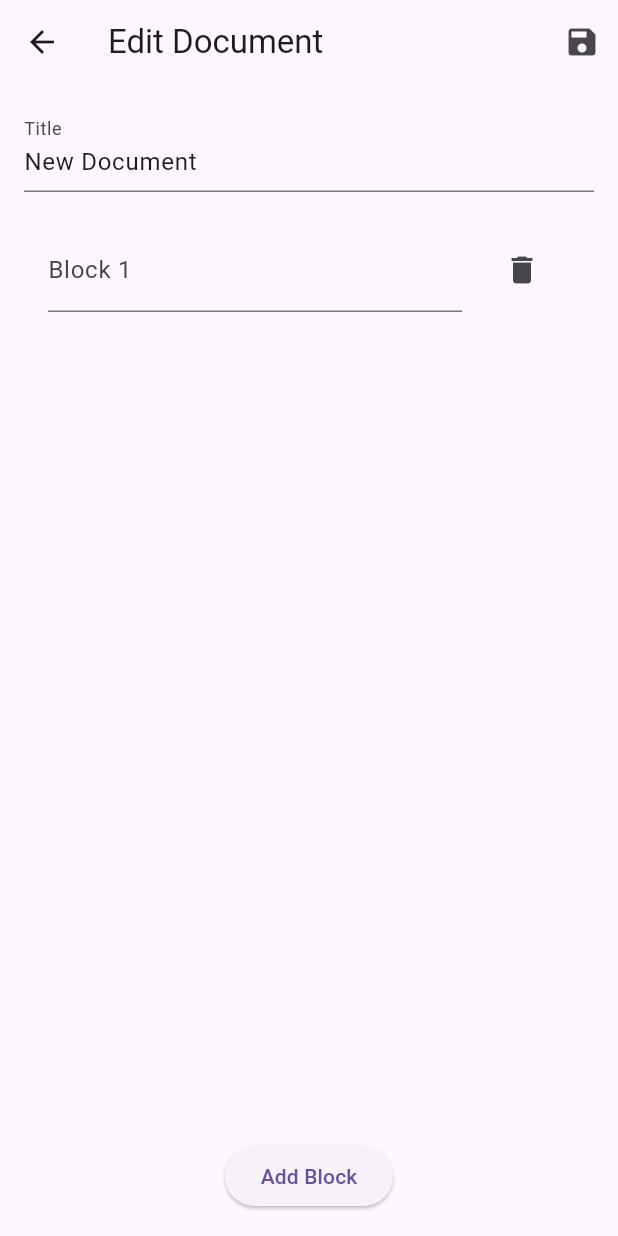
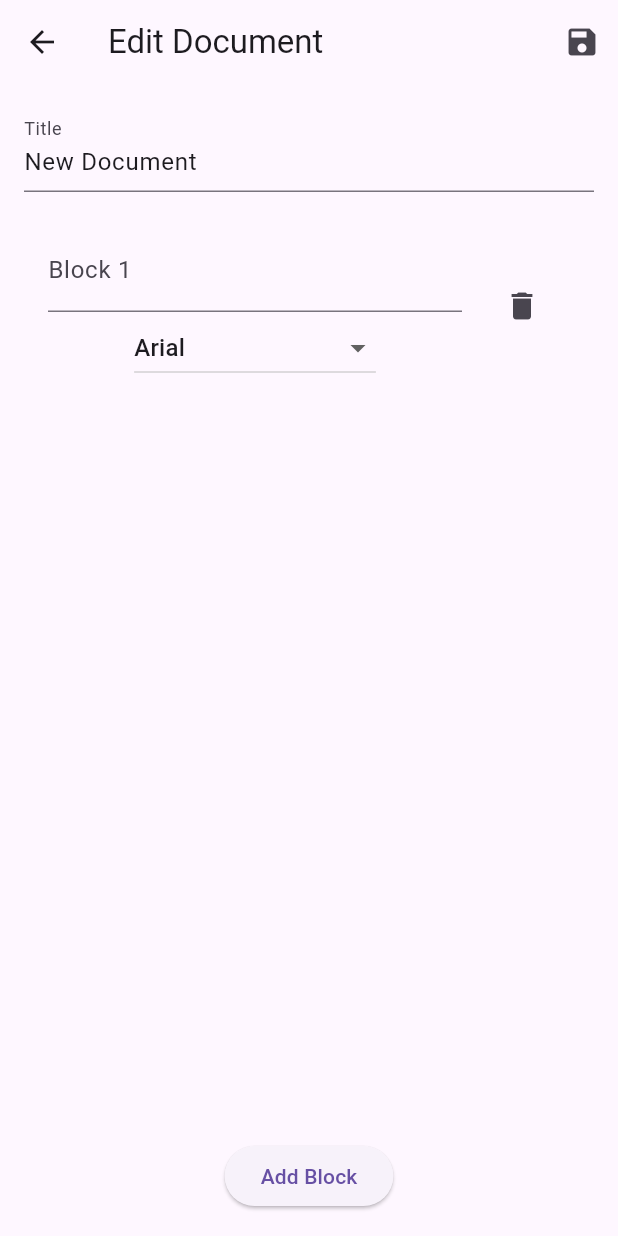
Before and after one commit to marccodesstuff/Trestle, a Flutter app: the screen it shows after launch, after a tap on the "add" icon, on a phone screen of 412 x 824 dp. Run offline on Flutter 3.47's test engine with Material 3 defaults, Android fonts, the phone set to English and light mode, and no system bars.

Commit message:
Added built-in font support
This only uses the built-in fonts for Windows.

```diff
--- a/lib/document_model.dart
+++ b/lib/document_model.dart
@@ -1,8 +1,9 @@
 class Document {
   String title;
   List<String> blocks;
+  List<String> fonts;
 
-  Document({required this.title, required this.blocks});
+  Document({required this.title, required this.blocks, required this.fonts});
 
   Map<String, dynamic> toJson() => {
     'title': title,
@@ -13,6 +14,7 @@ class Document {
     return Document(
       title: json['title'],
       blocks: List<String>.from(json['blocks']),
+      fonts: List<String>.from(json['fonts']),
     );
   }
 }
--- a/lib/edit_document_page.dart
+++ b/lib/edit_document_page.dart
@@ -4,7 +4,7 @@ import 'document_model.dart'; // Updated import
 class EditDocumentPage extends StatefulWidget {
   final Document document;
 
-  EditDocumentPage({required this.document});
+  const EditDocumentPage({super.key, required this.document});
 
   @override
   _EditDocumentPageState createState() => _EditDocumentPageState();
@@ -13,12 +13,16 @@ class EditDocumentPage extends StatefulWidget {
 class _EditDocumentPageState extends State<EditDocumentPage> {
   late TextEditingController _titleController;
   late List<TextEditingController> _blockControllers;
+  late List<String> _selectedFonts;
+
+  final List<String> _availableFonts = ['Arial', 'Courier', 'Times New Roman'];
 
   @override
   void initState() {
     super.initState();
     _titleController = TextEditingController(text: widget.document.title);
     _blockControllers = widget.document.blocks.map((block) => TextEditingController(text: block)).toList();
+    _selectedFonts = widget.document.fonts;
   }
 
   @override
@@ -33,12 +37,14 @@ class _EditDocumentPageState extends State<EditDocumentPage> {
   void _addBlock() {
     setState(() {
       _blockControllers.add(TextEditingController());
+      _selectedFonts.add(_availableFonts.first);
     });
   }
 
   void _removeBlock(int index) {
     setState(() {
       _blockControllers.removeAt(index).dispose();
+      _selectedFonts.removeAt(index);
     });
   }
 
@@ -48,7 +54,9 @@ class _EditDocumentPageState extends State<EditDocumentPage> {
     }
     setState(() {
       final item = _blockControllers.removeAt(oldIndex);
+      final font = _selectedFonts.removeAt(oldIndex);
       _blockControllers.insert(newIndex, item);
+      _selectedFonts.insert(newIndex, font);
     });
   }
 
@@ -56,15 +64,16 @@ class _EditDocumentPageState extends State<EditDocumentPage> {
   Widget build(BuildContext context) {
     return Scaffold(
       appBar: AppBar(
-        title: Text('Edit Document'),
+        title: const Text('Edit Document'),
         actions: [
           IconButton(
-            icon: Icon(Icons.save),
+            icon: const Icon(Icons.save),
             onPressed: () {
               // Save the edited document
               Navigator.pop(context, Document(
                 title: _titleController.text,
                 blocks: _blockControllers.map((controller) => controller.text).toList(),
+                fonts: _selectedFonts,
               ));
             },
           ),
@@ -76,9 +85,9 @@ class _EditDocumentPageState extends State<EditDocumentPage> {
           children: [
             TextField(
               controller: _titleController,
-              decoration: InputDecoration(labelText: 'Title'),
+              decoration: const InputDecoration(labelText: 'Title'),
             ),
-            SizedBox(height: 16.0),
+            const SizedBox(height: 16.0),
             Expanded(
               child: ReorderableListView(
                 onReorder: _onReorder,
@@ -86,14 +95,33 @@ class _EditDocumentPageState extends State<EditDocumentPage> {
                   for (int index = 0; index < _blockControllers.length; index++)
                     ListTile(
                       key: ValueKey(index),
-                      title: TextField(
-                        controller: _blockControllers[index],
-                        decoration: InputDecoration(labelText: 'Block ${index + 1}'),
-                        maxLines: null,
-                        expands: false,
+                      title: Column(
+                        children: [
+                          TextField(
+                            controller: _blockControllers[index],
+                            decoration: InputDecoration(labelText: 'Block ${index + 1}'),
+                            maxLines: null,
+                            expands: false,
+                            style: TextStyle(fontFamily: _selectedFonts[index]),
+                          ),
+                          DropdownButton<String>(
+                            value: _selectedFonts[index],
+                            onChanged: (String? newValue) {
+                              setState(() {
+                                _selectedFonts[index] = newValue!;
+                              });
+                            },
+                            items: _availableFonts.map<DropdownMenuItem<String>>((String font) {
+                              return DropdownMenuItem<String>(
+                                value: font,
+                                child: Text(font),
+                              );
+                            }).toList(),
+                          ),
+                        ],
                       ),
                       trailing: IconButton(
-                        icon: Icon(Icons.delete),
+                        icon: const Icon(Icons.delete),
                         onPressed: () => _removeBlock(index),
                       ),
                     ),
@@ -102,7 +130,7 @@ class _EditDocumentPageState extends State<EditDocumentPage> {
             ),
             ElevatedButton(
               onPressed: _addBlock,
-              child: Text('Add Block'),
+              child: const Text('Add Block'),
             ),
           ],
         ),
--- a/lib/main.dart
+++ b/lib/main.dart
@@ -7,6 +7,8 @@ void main() {
 }
 
 class MyApp extends StatelessWidget {
+  const MyApp({super.key});
+
   @override
   Widget build(BuildContext context) {
     return MaterialApp(
@@ -20,16 +22,18 @@ class MyApp extends StatelessWidget {
 }
 
 class HomePage extends StatefulWidget {
+  const HomePage({super.key});
+
   @override
   _HomePageState createState() => _HomePageState();
 }
 
 class _HomePageState extends State<HomePage> {
   List<Document> documents = [
-    Document(title: 'Document 1', blocks: ['Content of Document 1']),
-    Document(title: 'Document 2', blocks: ['Content of Document 2']),
-    Document(title: 'Document 3', blocks: ['Content of Document 3']),
-    Document(title: 'Document 4', blocks: ['Content of Document 4']),
+    Document(title: 'Document 1', blocks: ['Content of Document 1'], fonts: ["Arial"]),
+    Document(title: 'Document 2', blocks: ['Content of Document 2'], fonts: ["Courier"]),
+    Document(title: 'Document 3', blocks: ['Content of Document 3'], fonts: ["Times New Roman"]),
+    Document(title: 'Document 4', blocks: ['Content of Document 4'], fonts: ["Arial"]),
   ];
 
   void _addNewDocument() async {
@@ -37,7 +41,7 @@ class _HomePageState extends State<HomePage> {
       context,
       MaterialPageRoute(
         builder: (context) => EditDocumentPage(
-          document: Document(title: 'New Document', blocks: ['']),
+          document: Document(title: 'New Document', blocks: [''], fonts: ["Arial"]),
         ),
       ),
     );
@@ -58,7 +62,7 @@ class _HomePageState extends State<HomePage> {
   Widget build(BuildContext context) {
     return Scaffold(
       appBar: AppBar(
-        title: Text('Notion Clone'),
+        title: const Text('Notion Clone'),
       ),
       body: ListView.builder(
         itemCount: documents.length,
@@ -83,8 +87,8 @@ class _HomePageState extends State<HomePage> {
       ),
       floatingActionButton: FloatingActionButton(
         onPressed: _addNewDocument,
+        tooltip: 'New Document',
         child: Icon(Icons.add),
-        tooltip: 'New Document',
       ),
     );
   }
```
